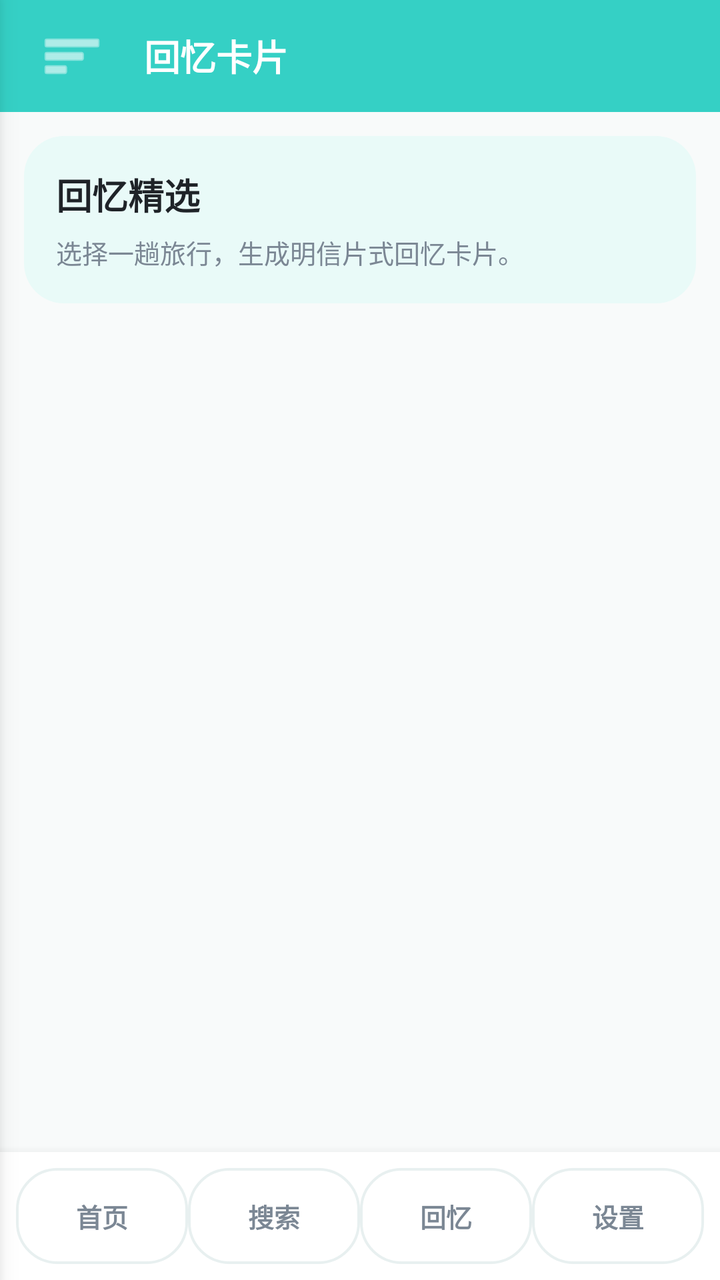
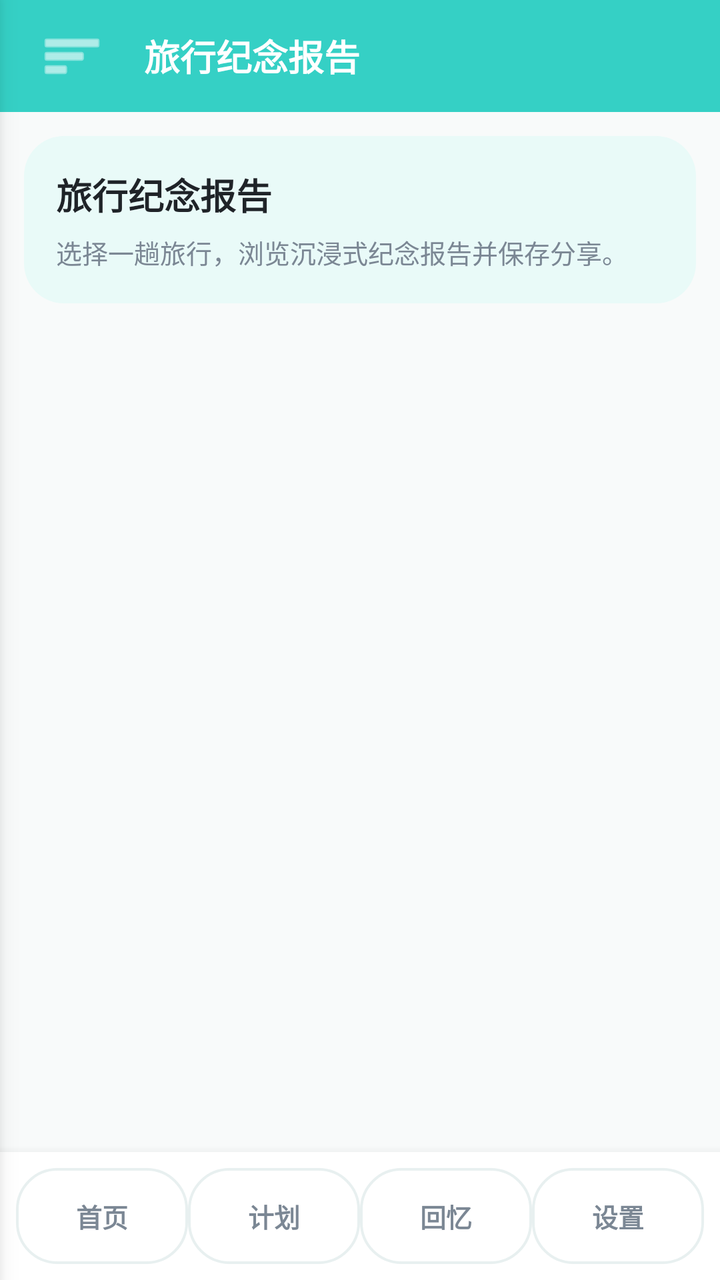

An Android layout rendered at two revisions. The XML below is the earlier revision; the diff shows what the commit changed to produce the second picture.
<!-- AndroidManifest.xml: application theme Theme.TravelMemory -->
<!-- res/layout/activity_memory_list.xml -->
<?xml version="1.0" encoding="utf-8"?>
<FrameLayout xmlns:android="http://schemas.android.com/apk/res/android"
    xmlns:app="http://schemas.android.com/apk/res-auto"
    android:layout_width="match_parent"
    android:layout_height="match_parent">

<LinearLayout
    android:layout_width="match_parent"
    android:layout_height="match_parent"
    android:background="@color/bg_light"
    android:orientation="vertical">

    <LinearLayout
        android:layout_width="match_parent"
        android:layout_height="56dp"
        android:background="@color/primary"
        android:gravity="center_vertical"
        android:orientation="horizontal"
        android:paddingHorizontal="16dp">

        <ImageButton
            android:id="@+id/btn_memory_list_back"
            android:layout_width="40dp"
            android:layout_height="40dp"
            android:background="?android:attr/selectableItemBackgroundBorderless"
            android:contentDescription="打开菜单"
            android:src="@android:drawable/ic_menu_sort_by_size"
            app:tint="@color/white" />

        <TextView
            android:layout_width="wrap_content"
            android:layout_height="wrap_content"
            android:layout_marginStart="16dp"
            android:text="&#x56DE;&#x5FC6;&#x5361;&#x7247;"
            android:textColor="@color/white"
            android:textSize="18sp"
            android:textStyle="bold" />
    </LinearLayout>

    <FrameLayout
        android:layout_width="match_parent"
        android:layout_height="0dp"
        android:layout_weight="1"
        android:padding="12dp">

        <LinearLayout
            android:id="@+id/layout_memory_intro"
            android:layout_width="match_parent"
            android:layout_height="wrap_content"
            android:layout_gravity="top"
            android:background="@drawable/card_rounded_primary_light"
            android:orientation="vertical"
            android:padding="16dp">

            <TextView
                android:layout_width="match_parent"
                android:layout_height="wrap_content"
                android:text="回忆精选"
                android:textColor="@color/text_primary"
                android:textSize="18sp"
                android:textStyle="bold" />

            <TextView
                android:layout_width="match_parent"
                android:layout_height="wrap_content"
                android:layout_marginTop="6dp"
                android:text="选择一趟旅行，生成明信片式回忆卡片。"
                android:textColor="@color/text_secondary"
                android:textSize="13sp" />
        </LinearLayout>

        <androidx.recyclerview.widget.RecyclerView
            android:id="@+id/rv_memory_trips"
            android:layout_width="match_parent"
            android:layout_height="match_parent"
            android:clipToPadding="false"
            android:paddingTop="102dp"
            android:paddingBottom="8dp" />

        <TextView
            android:id="@+id/tv_memory_empty"
            android:layout_width="match_parent"
            android:layout_height="wrap_content"
            android:layout_gravity="center"
            android:gravity="center"
            android:text="还没有回忆卡片\n完成旅行整理后，可以生成专属回忆卡片。"
            android:textColor="@color/text_secondary"
            android:textSize="14sp"
            android:visibility="gone" />
    </FrameLayout>

    <include layout="@layout/layout_bottom_nav" />
    </LinearLayout>

    <include layout="@layout/layout_side_drawer" />
</FrameLayout>
<!-- res/layout/layout_bottom_nav.xml (included above) -->
﻿<?xml version="1.0" encoding="utf-8"?>
<LinearLayout xmlns:android="http://schemas.android.com/apk/res/android"
    android:layout_width="match_parent"
    android:layout_height="64dp"
    android:background="@color/white"
    android:elevation="8dp"
    android:gravity="center"
    android:orientation="horizontal"
    android:paddingHorizontal="8dp"
    android:paddingVertical="8dp">

    <TextView
        android:id="@+id/bottom_nav_trip"
        style="@style/BottomNavText"
        android:text="首页" />

    <TextView
        android:id="@+id/bottom_nav_search"
        style="@style/BottomNavText"
        android:text="搜索" />

    <TextView
        android:id="@+id/bottom_nav_memory"
        style="@style/BottomNavText"
        android:text="回忆" />

    <TextView
        android:id="@+id/bottom_nav_profile"
        style="@style/BottomNavText"
        android:text="设置" />
</LinearLayout>
<!-- res/layout/layout_side_drawer.xml (included above) -->
<?xml version="1.0" encoding="utf-8"?>
<merge xmlns:android="http://schemas.android.com/apk/res/android"
    xmlns:app="http://schemas.android.com/apk/res-auto">

    <View
        android:id="@+id/drawer_scrim"
        android:layout_width="match_parent"
        android:layout_height="match_parent"
        android:background="#66000000"
        android:visibility="gone" />

    <LinearLayout
        android:id="@+id/layout_side_drawer"
        android:layout_width="288dp"
        android:layout_height="match_parent"
        android:background="@color/white"
        android:elevation="8dp"
        android:orientation="vertical"
        android:padding="20dp"
        android:translationX="-288dp">

        <androidx.cardview.widget.CardView
            android:layout_width="72dp"
            android:layout_height="72dp"
            app:cardBackgroundColor="@color/primary_light"
            app:cardCornerRadius="36dp"
            app:cardElevation="0dp">

            <ImageView
                android:id="@+id/iv_drawer_avatar"
                android:layout_width="match_parent"
                android:layout_height="match_parent"
                android:contentDescription="侧边栏头像"
                android:padding="8dp"
                android:scaleType="centerCrop"
                android:src="@drawable/travel_placeholder" />
        </androidx.cardview.widget.CardView>

        <TextView
            android:id="@+id/tv_drawer_nickname"
            android:layout_width="match_parent"
            android:layout_height="wrap_content"
            android:layout_marginTop="12dp"
            android:text="旅行者"
            android:textColor="@color/text_primary"
            android:textSize="20sp"
            android:textStyle="bold" />

        <TextView
            android:id="@+id/tv_drawer_username"
            android:layout_width="match_parent"
            android:layout_height="wrap_content"
            android:layout_marginTop="4dp"
            android:text="账号：demo"
            android:textColor="@color/text_secondary"
            android:textSize="13sp" />

        <View
            android:layout_width="match_parent"
            android:layout_height="1dp"
            android:layout_marginTop="18dp"
            android:layout_marginBottom="12dp"
            android:background="@color/divider" />

        <TextView android:id="@+id/menu_my_trips" style="@style/DrawerMenuText" android:text="首页" />
        <TextView android:id="@+id/menu_pre_trip" style="@style/DrawerMenuText" android:text="行前准备" />
        <TextView android:id="@+id/menu_during_trip" style="@style/DrawerMenuText" android:text="旅行记录" />
        <TextView android:id="@+id/menu_post_trip" style="@style/DrawerMenuText" android:text="旅行整理" />
        <TextView android:id="@+id/menu_memory" style="@style/DrawerMenuText" android:text="回忆/回顾" />
        <TextView android:id="@+id/menu_settings" style="@style/DrawerMenuText" android:text="设置" />

        <Space
            android:layout_width="match_parent"
            android:layout_height="0dp"
            android:layout_weight="1" />

        <TextView
            android:id="@+id/menu_logout"
            style="@style/DrawerMenuText"
            android:text="退出登录"
            android:textColor="#B3261E" />
    </LinearLayout>
</merge>
<!-- resources referenced by this layout -->
<resources>
  <color name="bg_light">#F8FAFA</color>
  <color name="divider">#E8F0F0</color>
  <color name="primary">#35D0C5</color>
  <color name="primary_light">#E9FAF8</color>
  <color name="text_primary">#1F2328</color>
  <color name="text_secondary">#7B8794</color>
  <color name="white">#FFFFFF</color>
  <!-- drawable card_rounded_primary_light (drawable) -->
  <?xml version="1.0" encoding="utf-8"?>
  <shape xmlns:android="http://schemas.android.com/apk/res/android"
      android:shape="rectangle">
      <solid android:color="@color/primary_light" />
      <corners android:radius="20dp" />
  </shape>
  <!-- drawable travel_placeholder (drawable) -->
  <?xml version="1.0" encoding="utf-8"?>
  <shape xmlns:android="http://schemas.android.com/apk/res/android"
      android:shape="rectangle">
      <gradient
          android:startColor="#009688"
          android:endColor="#004D40"
          android:angle="45"/>
      <corners android:radius="8dp" />
  </shape>
  <style name="BottomNavText">
          <item name="android:layout_width">0dp</item>
          <item name="android:layout_height">48dp</item>
          <item name="android:layout_weight">1</item>
          <item name="android:gravity">center</item>
          <item name="android:textColor">@color/text_secondary</item>
          <item name="android:textSize">13sp</item>
          <item name="android:textStyle">bold</item>
          <item name="android:background">@drawable/card_rounded_white</item>
      </style>
  <style name="DrawerMenuText">
          <item name="android:layout_width">match_parent</item>
          <item name="android:layout_height">48dp</item>
          <item name="android:gravity">center_vertical</item>
          <item name="android:paddingHorizontal">8dp</item>
          <item name="android:textColor">@color/text_primary</item>
          <item name="android:textSize">16sp</item>
          <item name="android:textStyle">bold</item>
          <item name="android:background">?android:attr/selectableItemBackground</item>
      </style>
  <style name="Theme.TravelMemory" parent="Theme.MaterialComponents.Light.NoActionBar">
          
          <item name="colorPrimary">@color/primary</item>
          <item name="colorPrimaryDark">@color/primary_dark</item>
          <item name="colorAccent">@color/accent</item>
  
          
          <item name="android:windowBackground">@color/bg_light</item>
          <item name="android:statusBarColor">@color/primary_dark</item>
      </style>
  <!-- drawable card_rounded_white (drawable) -->
  <?xml version="1.0" encoding="utf-8"?>
  <shape xmlns:android="http://schemas.android.com/apk/res/android"
      android:shape="rectangle">
      <solid android:color="@color/white" />
      <stroke android:width="1.2dp" android:color="@color/divider" />
      <corners android:radius="20dp" />
  </shape>
  <color name="primary_dark">#18B8B0</color>
  <color name="accent">#FF7B61</color>
</resources>

<!-- the commit's change to res/layout/activity_memory_list.xml (unified diff, before → after) -->
@@ -31,7 +31,7 @@
             android:layout_width="wrap_content"
             android:layout_height="wrap_content"
             android:layout_marginStart="16dp"
-            android:text="&#x56DE;&#x5FC6;&#x5361;&#x7247;"
+            android:text="旅行纪念报告"
             android:textColor="@color/white"
             android:textSize="18sp"
             android:textStyle="bold" />
@@ -55,7 +55,7 @@
             <TextView
                 android:layout_width="match_parent"
                 android:layout_height="wrap_content"
-                android:text="回忆精选"
+                android:text="旅行纪念报告"
                 android:textColor="@color/text_primary"
                 android:textSize="18sp"
                 android:textStyle="bold" />
@@ -63,8 +63,9 @@
             <TextView
                 android:layout_width="match_parent"
                 android:layout_height="wrap_content"
+                android:contentDescription="再次查看每一趟旅行的纪念报告"
                 android:layout_marginTop="6dp"
-                android:text="选择一趟旅行，生成明信片式回忆卡片。"
+                android:text="选择一趟旅行，浏览沉浸式纪念报告并保存分享。"
                 android:textColor="@color/text_secondary"
                 android:textSize="13sp" />
         </LinearLayout>
@@ -83,7 +84,7 @@
             android:layout_height="wrap_content"
             android:layout_gravity="center"
             android:gravity="center"
-            android:text="还没有回忆卡片\n完成旅行整理后，可以生成专属回忆卡片。"
+            android:text="还没有旅行纪念报告\n完成旅行整理后，可以生成专属报告。"
             android:textColor="@color/text_secondary"
             android:textSize="14sp"
             android:visibility="gone" />
@@ -114,7 +115,7 @@
     <TextView
         android:id="@+id/bottom_nav_search"
         style="@style/BottomNavText"
-        android:text="搜索" />
+        android:text="计划" />
 
     <TextView
         android:id="@+id/bottom_nav_memory"
